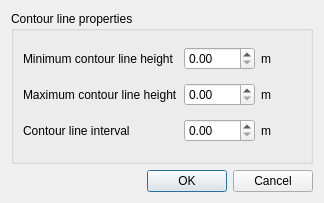
fifi1ous/ADKI_sk2, file U3/src/settings2.ui: the form before one commit.
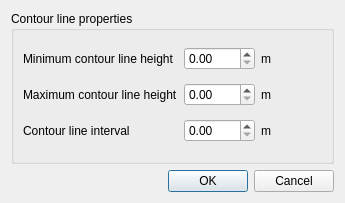
The form after the commit.

What changed in the file:
```diff
--- a/U3/src/settings2.ui
+++ b/U3/src/settings2.ui
@@ -6,7 +6,7 @@
    <rect>
     <x>0</x>
     <y>0</y>
-    <width>324</width>
+    <width>345</width>
     <height>203</height>
    </rect>
   </property>
```
Left out of the diff: 2 changed lines with no effect on the pictures.
